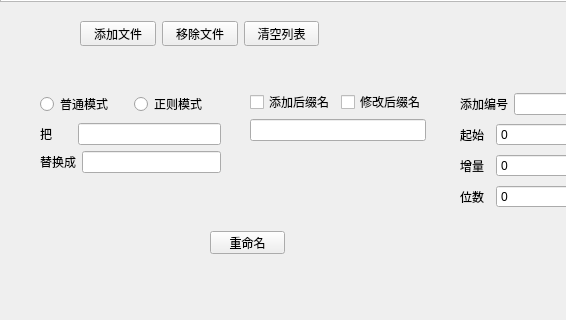
Before: the Qt Designer form widget.ui in pkhubpp8/renameTool, drawn with Qt 5; both pictures show x 0 to 566 and y 259 to 579 of the 749 by 579 pixel window.
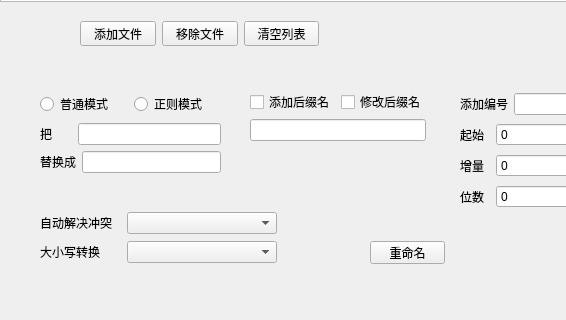
After: the same form once the commit is applied.

Commit message: 界面： 添加两个下拉框，处理文件名冲突和大小写转换。功能待实现

What changed in the file:
```diff
--- a/widget.ui
+++ b/widget.ui
@@ -22,8 +22,8 @@
   <widget class="QPushButton" name="renameButton">
    <property name="geometry">
     <rect>
-     <x>210</x>
-     <y>490</y>
+     <x>370</x>
+     <y>500</y>
      <width>75</width>
      <height>23</height>
     </rect>
@@ -301,6 +301,96 @@
     </item>
    </layout>
   </widget>
+  <widget class="QWidget" name="">
+   <property name="geometry">
+    <rect>
+     <x>39</x>
+     <y>470</y>
+     <width>241</width>
+     <height>54</height>
+    </rect>
+   </property>
+   <layout class="QVBoxLayout" name="verticalLayout_6">
+    <item>
+     <layout class="QHBoxLayout" name="horizontalLayout_10">
+      <item>
+       <widget class="QLabel" name="label_7">
+        <property name="minimumSize">
+         <size>
+          <width>80</width>
+          <height>0</height>
+         </size>
+        </property>
+        <property name="maximumSize">
+         <size>
+          <width>80</width>
+          <height>16777215</height>
+         </size>
+        </property>
+        <property name="text">
+         <string>自动解决冲突</string>
+        </property>
+       </widget>
+      </item>
+      <item>
+       <widget class="QComboBox" name="conflictComboBox">
+        <property name="minimumSize">
+         <size>
+          <width>150</width>
+          <height>0</height>
+         </size>
+        </property>
+        <property name="maximumSize">
+         <size>
+          <width>150</width>
+          <height>16777215</height>
+         </size>
+        </property>
+       </widget>
+      </item>
+     </layout>
+    </item>
+    <item>
+     <layout class="QHBoxLayout" name="horizontalLayout_11">
+      <item>
+       <widget class="QLabel" name="label_8">
+        <property name="minimumSize">
+         <size>
+          <width>80</width>
+          <height>0</height>
+         </size>
+        </property>
+        <property name="maximumSize">
+         <size>
+          <width>80</width>
+          <height>16777215</height>
+         </size>
+        </property>
+        <property name="text">
+         <string>大小写转换</string>
+        </property>
+       </widget>
+      </item>
+      <item>
+       <widget class="QComboBox" name="letterCaseComboBox">
+        <property name="minimumSize">
+         <size>
+          <width>150</width>
+          <height>0</height>
+         </size>
+        </property>
+        <property name="maximumSize">
+         <size>
+          <width>150</width>
+          <height>16777215</height>
+         </size>
+        </property>
+       </widget>
+      </item>
+     </layout>
+    </item>
+   </layout>
+  </widget>
  </widget>
  <resources/>
  <connections/>
```
The commit also changes 2 other files.
